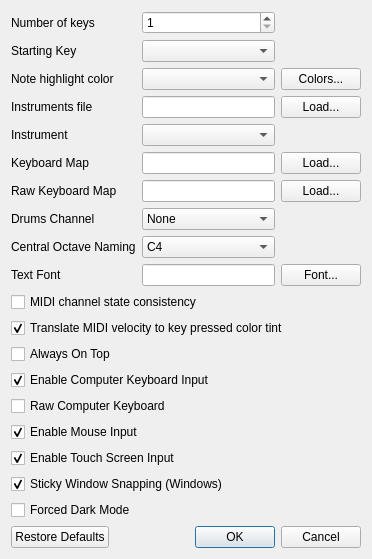
Above: src/preferences.ui from pedrolcl/VMPK before the change. Below: the same form after it.
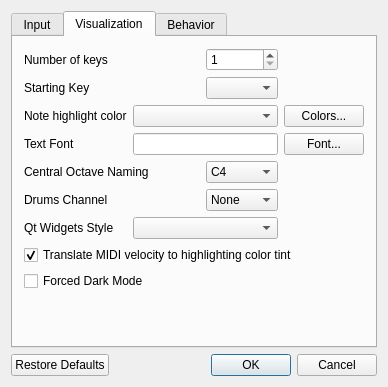
That is the form after the change. The open tabs and pages were chosen to show the change. Icons and pictures are not drawn.

Commit message: Preferences dialog reorganization New option: Qt Widgets Style

```diff
--- a/src/preferences.ui
+++ b/src/preferences.ui
@@ -23,8 +23,8 @@
    <rect>
     <x>0</x>
     <y>0</y>
-    <width>372</width>
-    <height>545</height>
+    <width>388</width>
+    <height>387</height>
    </rect>
   </property>
   <property name="windowTitle">
@@ -34,9 +34,67 @@
    <iconset resource="../data/vmpk.qrc">
     <normaloff>:/vpiano/vmpk_32x32.png</normaloff>:/vpiano/vmpk_32x32.png</iconset>
   </property>
+  <layout class="QVBoxLayout" name="verticalLayout">
+   <item>
+    <widget class="QTabWidget" name="tabWidget">
+     <property name="currentIndex">
+      <number>0</number>
+     </property>
+     <widget class="QWidget" name="tabInput">
+      <attribute name="title">
+       <string>Input</string>
+      </attribute>
   <layout class="QGridLayout" name="gridLayout">
-   <item row="16" column="0" colspan="3">
-    <widget class="QCheckBox" name="chkEnableTouch">
+       <item row="0" column="0">
+        <widget class="QLabel" name="lblKmap">
+         <property name="text">
+          <string>Keyboard Map</string>
+         </property>
+         <property name="buddy">
+          <cstring>txtFileKmap</cstring>
+         </property>
+        </widget>
+       </item>
+       <item row="0" column="1">
+        <widget class="QLineEdit" name="txtFileKmap">
+         <property name="readOnly">
+          <bool>true</bool>
+         </property>
+        </widget>
+       </item>
+       <item row="0" column="2">
+        <widget class="QPushButton" name="btnKmap">
+         <property name="text">
+          <string>Load...</string>
+         </property>
+        </widget>
+       </item>
+       <item row="1" column="0">
+        <widget class="QLabel" name="lblRawKmap">
+         <property name="text">
+          <string>Raw Keyboard Map</string>
+         </property>
+         <property name="buddy">
+          <cstring>txtFileRawKmap</cstring>
+         </property>
+        </widget>
+       </item>
+       <item row="1" column="1">
+        <widget class="QLineEdit" name="txtFileRawKmap">
+         <property name="readOnly">
+          <bool>true</bool>
+         </property>
+        </widget>
+       </item>
+       <item row="1" column="2">
+        <widget class="QPushButton" name="btnRawKmap">
+         <property name="text">
+          <string>Load...</string>
+         </property>
+        </widget>
+       </item>
+       <item row="2" column="0" colspan="3">
+        <widget class="QCheckBox" name="chkEnableKeyboard">
      <property name="sizePolicy">
       <sizepolicy hsizetype="Preferred" vsizetype="Fixed">
        <horstretch>0</horstretch>
@@ -51,7 +109,30 @@
      </property>
     </widget>
    </item>
-   <item row="15" column="0" colspan="3">
+       <item row="3" column="0" colspan="3">
+        <widget class="QCheckBox" name="chkRawKeyboard">
+         <property name="sizePolicy">
+          <sizepolicy hsizetype="Preferred" vsizetype="Fixed">
+           <horstretch>0</horstretch>
+           <verstretch>0</verstretch>
+          </sizepolicy>
+         </property>
+         <property name="whatsThis">
+          <string>&lt;!DOCTYPE HTML PUBLIC &quot;-//W3C//DTD HTML 4.0//EN&quot; &quot;http://www.w3.org/TR/REC-html40/strict.dtd&quot;&gt;
+&lt;html&gt;&lt;head&gt;&lt;meta name=&quot;qrichtext&quot; content=&quot;1&quot; /&gt;&lt;style type=&quot;text/css&quot;&gt;
+p, li { white-space: pre-wrap; }
+&lt;/style&gt;&lt;/head&gt;&lt;body style=&quot; font-family:'Sans Serif'; font-size:10pt; font-weight:400; font-style:normal;&quot;&gt;
+&lt;p style=&quot; margin-top:0px; margin-bottom:0px; margin-left:0px; margin-right:0px; -qt-block-indent:0; text-indent:0px;&quot;&gt;Check this box to use low level PC keyboard events. This system has several advantages:&lt;/p&gt;
+&lt;ul style=&quot;-qt-list-indent: 1;&quot;&gt;&lt;li style=&quot; margin-top:12px; margin-bottom:0px; margin-left:0px; margin-right:0px; -qt-block-indent:0; text-indent:0px;&quot;&gt;It is possible to use &quot;dead keys&quot; (accent marks, diacritics)&lt;/li&gt;
+&lt;li style=&quot; margin-top:0px; margin-bottom:0px; margin-left:0px; margin-right:0px; -qt-block-indent:0; text-indent:0px;&quot;&gt;Mapping definitions are independent of the language (but hardware and OS specific)&lt;/li&gt;
+&lt;li style=&quot; margin-top:0px; margin-bottom:12px; margin-left:0px; margin-right:0px; -qt-block-indent:0; text-indent:0px;&quot;&gt;Faster processing&lt;/li&gt;&lt;/ul&gt;&lt;/body&gt;&lt;/html&gt;</string>
+         </property>
+         <property name="text">
+          <string>Raw Computer Keyboard</string>
+         </property>
+        </widget>
+       </item>
+       <item row="4" column="0" colspan="3">
     <widget class="QCheckBox" name="chkEnableMouse">
      <property name="sizePolicy">
       <sizepolicy hsizetype="Preferred" vsizetype="Fixed">
@@ -67,24 +148,189 @@
      </property>
     </widget>
    </item>
-   <item row="9" column="2">
-    <widget class="QPushButton" name="btnFont">
+       <item row="5" column="0" colspan="3">
+        <widget class="QCheckBox" name="chkEnableTouch">
+         <property name="sizePolicy">
+          <sizepolicy hsizetype="Preferred" vsizetype="Fixed">
+           <horstretch>0</horstretch>
+           <verstretch>0</verstretch>
+          </sizepolicy>
+         </property>
      <property name="text">
-      <string>Font...</string>
-     </property>
-    </widget>
-   </item>
-   <item row="3" column="2">
-    <widget class="QPushButton" name="btnInstrument">
+          <string>Enable Touch Screen Input</string>
+         </property>
+         <property name="checked">
+          <bool>true</bool>
+         </property>
+        </widget>
+       </item>
+       <item row="6" column="1">
+        <spacer name="verticalSpacer">
+         <property name="orientation">
+          <enum>Qt::Vertical</enum>
+         </property>
+         <property name="sizeHint" stdset="0">
+          <size>
+           <width>20</width>
+           <height>100</height>
+          </size>
+         </property>
+        </spacer>
+       </item>
+      </layout>
+     </widget>
+     <widget class="QWidget" name="tabVisualization">
+      <attribute name="title">
+       <string>Visualization</string>
+      </attribute>
+      <layout class="QGridLayout" name="gridLayout_2">
+       <item row="2" column="3">
+        <widget class="QPushButton" name="btnColor">
      <property name="whatsThis">
       <string>Press this button to load an instruments definition file from disk.</string>
      </property>
      <property name="text">
-      <string>Load...</string>
+          <string>Colors...</string>
      </property>
     </widget>
    </item>
-   <item row="7" column="1">
+       <item row="7" column="0" colspan="4">
+        <widget class="QCheckBox" name="chkVelocityColor">
+         <property name="sizePolicy">
+          <sizepolicy hsizetype="Preferred" vsizetype="Fixed">
+           <horstretch>0</horstretch>
+           <verstretch>0</verstretch>
+          </sizepolicy>
+         </property>
+         <property name="text">
+          <string>Translate MIDI velocity to highlighting color tint</string>
+         </property>
+         <property name="checked">
+          <bool>true</bool>
+         </property>
+        </widget>
+       </item>
+       <item row="8" column="0" colspan="4">
+        <widget class="QCheckBox" name="chkDarkMode">
+         <property name="enabled">
+          <bool>true</bool>
+         </property>
+         <property name="text">
+          <string>Forced Dark Mode</string>
+         </property>
+        </widget>
+       </item>
+       <item row="0" column="2">
+        <widget class="QSpinBox" name="spinNumKeys">
+         <property name="whatsThis">
+          <string>The number of octaves, from 1 to 10. Each octave has 12 keys: 7 white and 5 black. The MIDI standard has 128 notes, but not all instruments can play all of them.</string>
+         </property>
+         <property name="minimum">
+          <number>1</number>
+         </property>
+         <property name="maximum">
+          <number>121</number>
+         </property>
+        </widget>
+       </item>
+       <item row="2" column="0">
+        <widget class="QLabel" name="lblKeyPressColor">
+         <property name="sizePolicy">
+          <sizepolicy hsizetype="Preferred" vsizetype="Preferred">
+           <horstretch>0</horstretch>
+           <verstretch>0</verstretch>
+          </sizepolicy>
+         </property>
+         <property name="text">
+          <string>Note highlight color</string>
+         </property>
+         <property name="buddy">
+          <cstring>cboColorPolicy</cstring>
+         </property>
+        </widget>
+       </item>
+       <item row="1" column="0" colspan="2">
+        <widget class="QLabel" name="lblStartingKey">
+         <property name="text">
+          <string>Starting Key</string>
+         </property>
+         <property name="buddy">
+          <cstring>cboStartingKey</cstring>
+         </property>
+        </widget>
+       </item>
+       <item row="0" column="0" colspan="2">
+        <widget class="QLabel" name="lblNumKeys">
+         <property name="sizePolicy">
+          <sizepolicy hsizetype="Preferred" vsizetype="Preferred">
+           <horstretch>0</horstretch>
+           <verstretch>0</verstretch>
+          </sizepolicy>
+         </property>
+         <property name="text">
+          <string>Number of keys</string>
+         </property>
+         <property name="buddy">
+          <cstring>spinNumKeys</cstring>
+         </property>
+        </widget>
+       </item>
+       <item row="4" column="2">
+        <widget class="QComboBox" name="cboOctaveName">
+         <property name="currentIndex">
+          <number>1</number>
+         </property>
+         <item>
+          <property name="text">
+           <string>C3</string>
+          </property>
+         </item>
+         <item>
+          <property name="text">
+           <string>C4</string>
+          </property>
+         </item>
+         <item>
+          <property name="text">
+           <string>C5</string>
+          </property>
+         </item>
+        </widget>
+       </item>
+       <item row="5" column="0" colspan="2">
+        <widget class="QLabel" name="lblDrumsChannel">
+         <property name="text">
+          <string>Drums Channel</string>
+         </property>
+         <property name="buddy">
+          <cstring>cboDrumsChannel</cstring>
+         </property>
+        </widget>
+       </item>
+       <item row="1" column="2">
+        <widget class="QComboBox" name="cboStartingKey"/>
+       </item>
+       <item row="3" column="0">
+        <widget class="QLabel" name="lblFont">
+         <property name="text">
+          <string>Text Font</string>
+         </property>
+         <property name="buddy">
+          <cstring>txtFont</cstring>
+         </property>
+        </widget>
+       </item>
+       <item row="4" column="0" colspan="2">
+        <widget class="QLabel" name="lblOctaveNames">
+         <property name="text">
+          <string>Central Octave Naming</string>
+         </property>
+         <property name="buddy">
+          <cstring>cboOctaveName</cstring>
+         </property>
+        </widget>
+       </item>
+       <item row="5" column="2">
     <widget class="QComboBox" name="cboDrumsChannel">
      <item>
       <property name="text">
@@ -168,165 +414,54 @@
      </item>
     </widget>
    </item>
-   <item row="6" column="0">
-    <widget class="QLabel" name="lblRawKmap">
-     <property name="text">
-      <string>Raw Keyboard Map</string>
-     </property>
-     <property name="buddy">
-      <cstring>txtFileRawKmap</cstring>
-     </property>
-    </widget>
-   </item>
-   <item row="12" column="0" colspan="3">
-    <widget class="QCheckBox" name="chkAlwaysOnTop">
-     <property name="sizePolicy">
-      <sizepolicy hsizetype="Preferred" vsizetype="Fixed">
-       <horstretch>0</horstretch>
-       <verstretch>0</verstretch>
-      </sizepolicy>
-     </property>
-     <property name="whatsThis">
-      <string>Check this box to keep the keyboard window always visible, on top of other windows.</string>
-     </property>
-     <property name="text">
-      <string>Always On Top</string>
-     </property>
-    </widget>
-   </item>
-   <item row="6" column="2">
-    <widget class="QPushButton" name="btnRawKmap">
+       <item row="9" column="2">
+        <spacer name="verticalSpacer_2">
+         <property name="orientation">
+          <enum>Qt::Vertical</enum>
+         </property>
+         <property name="sizeHint" stdset="0">
+          <size>
+           <width>20</width>
+           <height>0</height>
+          </size>
+         </property>
+        </spacer>
+       </item>
+       <item row="2" column="1" colspan="2">
+        <widget class="QComboBox" name="cboColorPolicy"/>
+       </item>
+       <item row="3" column="3">
+        <widget class="QPushButton" name="btnFont">
      <property name="text">
-      <string>Load...</string>
+          <string>Font...</string>
      </property>
     </widget>
    </item>
-   <item row="2" column="0">
-    <widget class="QLabel" name="lblKeyPressColor">
-     <property name="sizePolicy">
-      <sizepolicy hsizetype="Preferred" vsizetype="Preferred">
-       <horstretch>0</horstretch>
-       <verstretch>0</verstretch>
-      </sizepolicy>
-     </property>
-     <property name="text">
-      <string>Note highlight color</string>
-     </property>
-     <property name="buddy">
-      <cstring>cboColorPolicy</cstring>
-     </property>
-    </widget>
-   </item>
-   <item row="20" column="0" colspan="3">
-    <widget class="QDialogButtonBox" name="buttonBox">
-     <property name="standardButtons">
-      <set>QDialogButtonBox::Cancel|QDialogButtonBox::Ok|QDialogButtonBox::RestoreDefaults</set>
-     </property>
-    </widget>
-   </item>
-   <item row="18" column="0" colspan="3">
-    <widget class="QCheckBox" name="chkWinSnap">
-     <property name="sizePolicy">
-      <sizepolicy hsizetype="Preferred" vsizetype="Fixed">
-       <horstretch>0</horstretch>
-       <verstretch>0</verstretch>
-      </sizepolicy>
-     </property>
-     <property name="text">
-      <string>Sticky Window Snapping (Windows)</string>
-     </property>
-     <property name="checked">
-      <bool>true</bool>
-     </property>
-    </widget>
-   </item>
-   <item row="4" column="0">
-    <widget class="QLabel" name="lblInstrument">
-     <property name="sizePolicy">
-      <sizepolicy hsizetype="Preferred" vsizetype="Preferred">
-       <horstretch>0</horstretch>
-       <verstretch>0</verstretch>
-      </sizepolicy>
-     </property>
-     <property name="text">
-      <string>Instrument</string>
-     </property>
-     <property name="buddy">
-      <cstring>cboInstrument</cstring>
-     </property>
-    </widget>
-   </item>
-   <item row="1" column="0">
-    <widget class="QLabel" name="lblStartingKey">
-     <property name="text">
-      <string>Starting Key</string>
-     </property>
-     <property name="buddy">
-      <cstring>cboStartingKey</cstring>
-     </property>
-    </widget>
-   </item>
-   <item row="6" column="1">
-    <widget class="QLineEdit" name="txtFileRawKmap">
-     <property name="readOnly">
-      <bool>true</bool>
-     </property>
-    </widget>
-   </item>
-   <item row="5" column="0">
-    <widget class="QLabel" name="lblKmap">
-     <property name="text">
-      <string>Keyboard Map</string>
-     </property>
-     <property name="buddy">
-      <cstring>txtFileKmap</cstring>
-     </property>
-    </widget>
-   </item>
-   <item row="9" column="1">
+       <item row="3" column="1" colspan="2">
     <widget class="QLineEdit" name="txtFont">
      <property name="readOnly">
       <bool>true</bool>
      </property>
     </widget>
    </item>
-   <item row="0" column="0">
-    <widget class="QLabel" name="lblNumKeys">
-     <property name="sizePolicy">
-      <sizepolicy hsizetype="Preferred" vsizetype="Preferred">
-       <horstretch>0</horstretch>
-       <verstretch>0</verstretch>
-      </sizepolicy>
-     </property>
+       <item row="6" column="0">
+        <widget class="QLabel" name="lblStyle">
      <property name="text">
-      <string>Number of keys</string>
-     </property>
-     <property name="buddy">
-      <cstring>spinNumKeys</cstring>
-     </property>
-    </widget>
-   </item>
-   <item row="5" column="1">
-    <widget class="QLineEdit" name="txtFileKmap">
-     <property name="readOnly">
-      <bool>true</bool>
-     </property>
-    </widget>
-   </item>
-   <item row="0" column="1">
-    <widget class="QSpinBox" name="spinNumKeys">
-     <property name="whatsThis">
-      <string>The number of octaves, from 1 to 10. Each octave has 12 keys: 7 white and 5 black. The MIDI standard has 128 notes, but not all instruments can play all of them.</string>
-     </property>
-     <property name="minimum">
-      <number>1</number>
-     </property>
-     <property name="maximum">
-      <number>121</number>
-     </property>
-    </widget>
-   </item>
-   <item row="3" column="0">
+          <string>Qt Widgets Style</string>
+         </property>
+        </widget>
+       </item>
+       <item row="6" column="1" colspan="2">
+        <widget class="QComboBox" name="cboStyle"/>
+       </item>
+      </layout>
+     </widget>
+     <widget class="QWidget" name="tabBehavior">
+      <attribute name="title">
+       <string>Behavior</string>
+      </attribute>
+      <layout class="QGridLayout" name="gridLayout_3">
+       <item row="0" column="0">
     <widget class="QLabel" name="lblFileInstrument">
      <property name="sizePolicy">
       <sizepolicy hsizetype="Preferred" vsizetype="Preferred">
@@ -342,29 +477,7 @@
      </property>
     </widget>
    </item>
-   <item row="8" column="1">
-    <widget class="QComboBox" name="cboOctaveName">
-     <property name="currentIndex">
-      <number>1</number>
-     </property>
-     <item>
-      <property name="text">
-       <string>C3</string>
-      </property>
-     </item>
-     <item>
-      <property name="text">
-       <string>C4</string>
-      </property>
-     </item>
-     <item>
-      <property name="text">
-       <string>C5</string>
-      </property>
-     </item>
-    </widget>
-   </item>
-   <item row="3" column="1">
+       <item row="0" column="1">
     <widget class="QLineEdit" name="txtFileInstrument">
      <property name="minimumSize">
       <size>
@@ -380,76 +493,40 @@
      </property>
     </widget>
    </item>
-   <item row="9" column="0">
-    <widget class="QLabel" name="lblFont">
+       <item row="0" column="2">
+        <widget class="QPushButton" name="btnInstrument">
+         <property name="whatsThis">
+          <string>Press this button to load an instruments definition file from disk.</string>
+         </property>
      <property name="text">
-      <string>Text Font</string>
+          <string>Load...</string>
+         </property>
+        </widget>
+       </item>
+       <item row="1" column="0">
+        <widget class="QLabel" name="lblInstrument">
+         <property name="sizePolicy">
+          <sizepolicy hsizetype="Preferred" vsizetype="Preferred">
+           <horstretch>0</horstretch>
+           <verstretch>0</verstretch>
+          </sizepolicy>
+         </property>
+         <property name="text">
+          <string>Instrument</string>
      </property>
      <property name="buddy">
       <cstring>txtFont</cstring>
      </property>
     </widget>
    </item>
-   <item row="14" column="0" colspan="3">
-    <widget class="QCheckBox" name="chkRawKeyboard">
-     <property name="sizePolicy">
-      <sizepolicy hsizetype="Preferred" vsizetype="Fixed">
-       <horstretch>0</horstretch>
-       <verstretch>0</verstretch>
-      </sizepolicy>
-     </property>
-     <property name="whatsThis">
-      <string>&lt;!DOCTYPE HTML PUBLIC &quot;-//W3C//DTD HTML 4.0//EN&quot; &quot;http://www.w3.org/TR/REC-html40/strict.dtd&quot;&gt;
-&lt;html&gt;&lt;head&gt;&lt;meta name=&quot;qrichtext&quot; content=&quot;1&quot; /&gt;&lt;style type=&quot;text/css&quot;&gt;
-p, li { white-space: pre-wrap; }
-&lt;/style&gt;&lt;/head&gt;&lt;body style=&quot; font-family:'Sans Serif'; font-size:10pt; font-weight:400; font-style:normal;&quot;&gt;
-&lt;p style=&quot; margin-top:0px; margin-bottom:0px; margin-left:0px; margin-right:0px; -qt-block-indent:0; text-indent:0px;&quot;&gt;Check this box to use low level PC keyboard events. This system has several advantages:&lt;/p&gt;
-&lt;ul style=&quot;-qt-list-indent: 1;&quot;&gt;&lt;li style=&quot; margin-top:12px; margin-bottom:0px; margin-left:0px; margin-right:0px; -qt-block-indent:0; text-indent:0px;&quot;&gt;It is possible to use &quot;dead keys&quot; (accent marks, diacritics)&lt;/li&gt;
-&lt;li style=&quot; margin-top:0px; margin-bottom:0px; margin-left:0px; margin-right:0px; -qt-block-indent:0; text-indent:0px;&quot;&gt;Mapping definitions are independent of the language (but hardware and OS specific)&lt;/li&gt;
-&lt;li style=&quot; margin-top:0px; margin-bottom:12px; margin-left:0px; margin-right:0px; -qt-block-indent:0; text-indent:0px;&quot;&gt;Faster processing&lt;/li&gt;&lt;/ul&gt;&lt;/body&gt;&lt;/html&gt;</string>
-     </property>
-     <property name="text">
-      <string>Raw Computer Keyboard</string>
-     </property>
-    </widget>
-   </item>
-   <item row="11" column="0" colspan="3">
-    <widget class="QCheckBox" name="chkVelocityColor">
-     <property name="sizePolicy">
-      <sizepolicy hsizetype="Preferred" vsizetype="Fixed">
-       <horstretch>0</horstretch>
-       <verstretch>0</verstretch>
-      </sizepolicy>
-     </property>
-     <property name="text">
-      <string>Translate MIDI velocity to key pressed color tint</string>
-     </property>
-     <property name="checked">
-      <bool>true</bool>
-     </property>
-    </widget>
-   </item>
-   <item row="2" column="2">
-    <widget class="QPushButton" name="btnColor">
-     <property name="whatsThis">
-      <string>Press this button to change the highligh color used to paint the keys that are being activated.</string>
-     </property>
-     <property name="text">
-      <string>Colors...</string>
-     </property>
-    </widget>
-   </item>
-   <item row="4" column="1">
+       <item row="1" column="1">
     <widget class="QComboBox" name="cboInstrument">
      <property name="whatsThis">
       <string>Change the instrument definition being currently used. Each instruments definition file may hold several instruments on it.</string>
      </property>
     </widget>
    </item>
-   <item row="1" column="1">
-    <widget class="QComboBox" name="cboStartingKey"/>
-   </item>
-   <item row="10" column="0" colspan="3">
+       <item row="2" column="0" colspan="3">
     <widget class="QCheckBox" name="chkEnforceChannelState">
      <property name="sizePolicy">
       <sizepolicy hsizetype="Preferred" vsizetype="Fixed">
@@ -462,28 +539,24 @@
      </property>
     </widget>
    </item>
-   <item row="5" column="2">
-    <widget class="QPushButton" name="btnKmap">
-     <property name="text">
-      <string>Load...</string>
-     </property>
-    </widget>
-   </item>
-   <item row="8" column="0">
-    <widget class="QLabel" name="lblOctaveNames">
+       <item row="3" column="0" colspan="3">
+        <widget class="QCheckBox" name="chkAlwaysOnTop">
+         <property name="sizePolicy">
+          <sizepolicy hsizetype="Preferred" vsizetype="Fixed">
+           <horstretch>0</horstretch>
+           <verstretch>0</verstretch>
+          </sizepolicy>
+         </property>
+         <property name="whatsThis">
+          <string>Check this box to keep the keyboard window always visible, on top of other windows.</string>
+         </property>
      <property name="text">
-      <string>Central Octave Naming</string>
-     </property>
-     <property name="buddy">
-      <cstring>cboOctaveName</cstring>
-     </property>
-    </widget>
-   </item>
-   <item row="2" column="1">
-    <widget class="QComboBox" name="cboColorPolicy"/>
-   </item>
-   <item row="13" column="0" colspan="3">
-    <widget class="QCheckBox" name="chkEnableKeyboard">
+          <string>Always On Top</string>
+         </property>
+        </widget>
+       </item>
+       <item row="4" column="0" colspan="3">
+        <widget class="QCheckBox" name="chkWinSnap">
      <property name="sizePolicy">
       <sizepolicy hsizetype="Preferred" vsizetype="Fixed">
        <horstretch>0</horstretch>
@@ -498,23 +571,27 @@
      </property>
     </widget>
    </item>
-   <item row="7" column="0">
-    <widget class="QLabel" name="lblDrumsChannel">
-     <property name="text">
-      <string>Drums Channel</string>
-     </property>
-     <property name="buddy">
-      <cstring>cboDrumsChannel</cstring>
-     </property>
-    </widget>
+       <item row="5" column="1">
+        <spacer name="verticalSpacer_3">
+         <property name="orientation">
+          <enum>Qt::Vertical</enum>
+         </property>
+         <property name="sizeHint" stdset="0">
+          <size>
+           <width>20</width>
+           <height>130</height>
+          </size>
+         </property>
+        </spacer>
+       </item>
+      </layout>
+     </widget>
+    </widget>
    </item>
-   <item row="19" column="0" colspan="3">
-    <widget class="QCheckBox" name="chkDarkMode">
-     <property name="enabled">
-      <bool>true</bool>
-     </property>
-     <property name="text">
-      <string>Forced Dark Mode</string>
+   <item>
+    <widget class="QDialogButtonBox" name="buttonBox">
+     <property name="standardButtons">
+      <set>QDialogButtonBox::Cancel|QDialogButtonBox::Ok|QDialogButtonBox::RestoreDefaults</set>
      </property>
     </widget>
    </item>
```
Left out of the diff: 8 changed lines with no effect on the pictures. Lines whose indentation alone changed are shown as unchanged. The commit also changes 7 other files.
